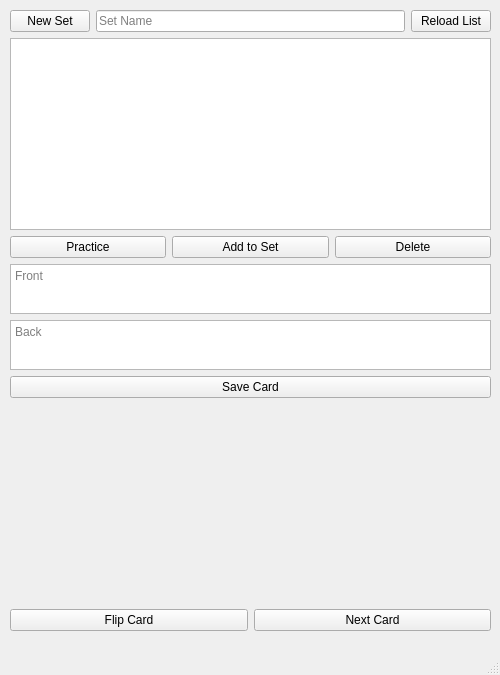
Old version of the form flashgui.ui in the repository DF417/Final-Project.
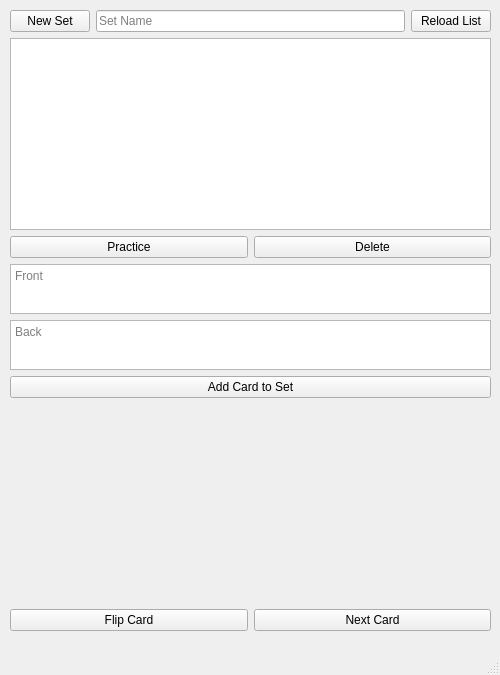
New version of the form.

```diff
--- a/flashgui.ui
+++ b/flashgui.ui
@@ -70,13 +70,6 @@
          </property>
         </widget>
        </item>
-       <item>
-        <widget class="QPushButton" name="button_addto">
-         <property name="text">
-          <string>Add to Set</string>
-         </property>
-        </widget>
-       </item>
        <item>
         <widget class="QPushButton" name="button_delete">
          <property name="text">
@@ -118,9 +111,9 @@
         </widget>
        </item>
        <item>
-        <widget class="QPushButton" name="button_save">
+        <widget class="QPushButton" name="button_addto">
          <property name="text">
-          <string>Save Card</string>
+          <string>Add Card to Set</string>
          </property>
         </widget>
        </item>
```
